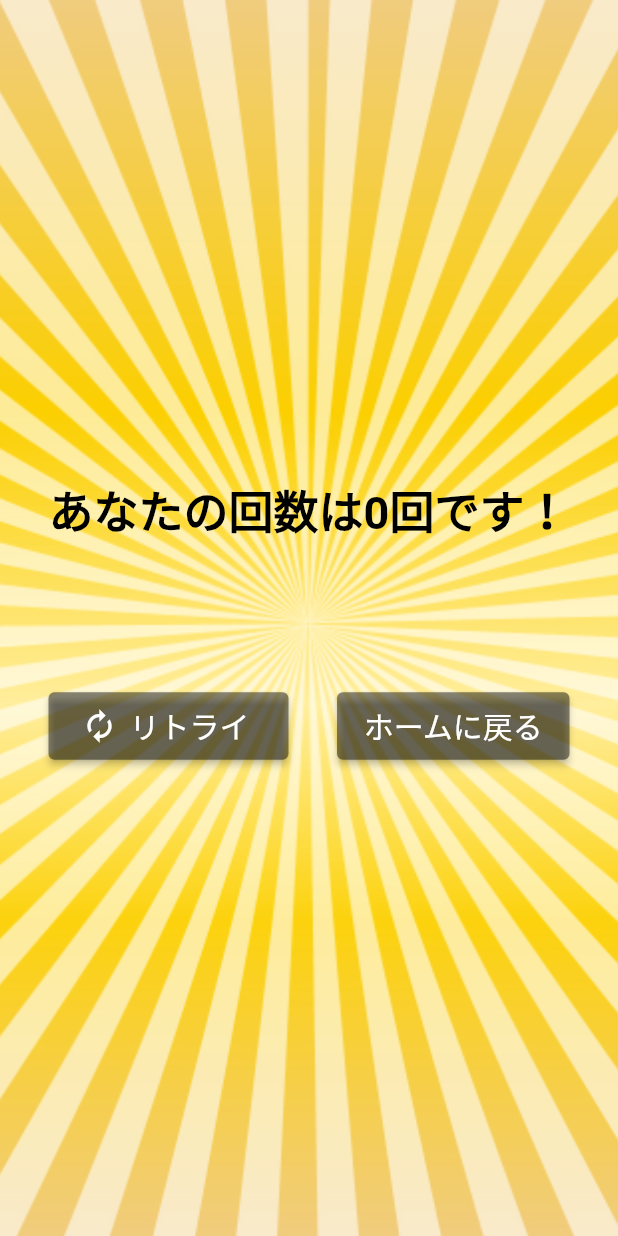
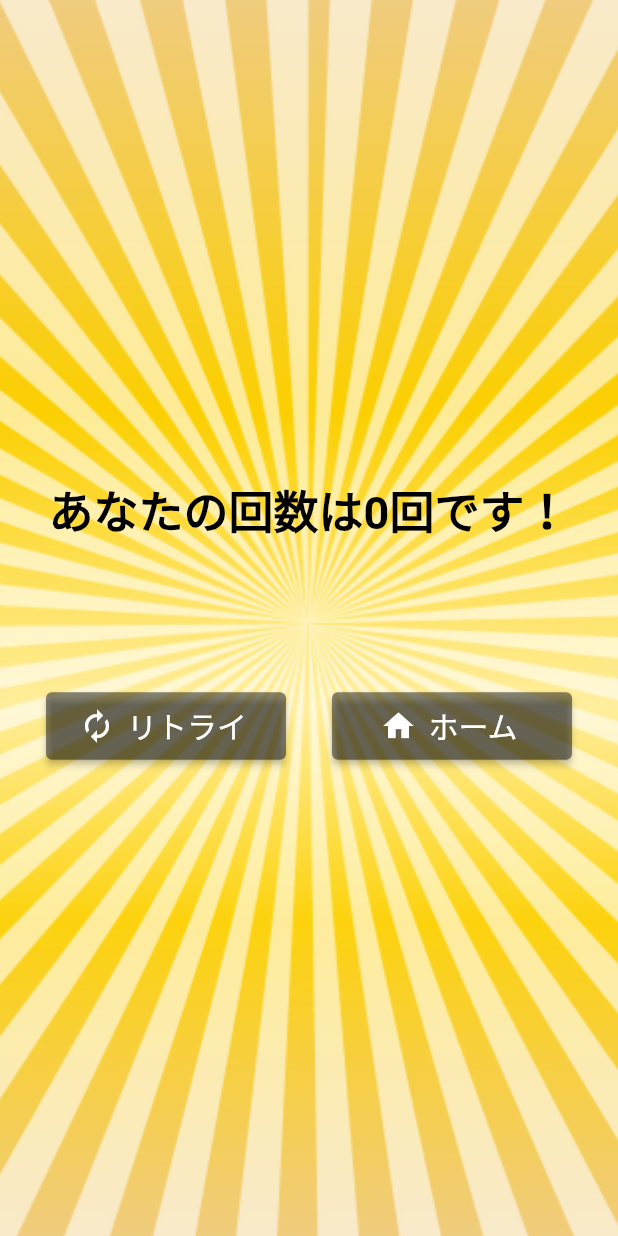
Before and after one commit to mqkotoo/Number-guessing-game, a Flutter app: the ResultPage screen opened directly with empty values, on a phone screen of 412 x 824 dp. Run offline on Flutter 3.47's test engine with Material 2 defaults, Android fonts, the phone set to English and light mode, and no system bars; our stand-ins replace confetti.

Commit message:
code simplify and improve result page

```diff
--- /dev/null
+++ b/lib/constants.dart
@@ -0,0 +1,47 @@
+import 'package:flutter/material.dart';
+
+const homeTitleStyle = TextStyle(
+  backgroundColor: Colors.redAccent,
+  color: Colors.white,
+  fontSize: 40,
+  fontStyle: FontStyle.italic,
+  fontWeight: FontWeight.bold,
+  letterSpacing: 4.0,
+);
+
+const gameHintStyle = TextStyle(
+  fontWeight: FontWeight.bold,
+  fontSize: 18,
+  color: Colors.red,
+);
+
+const gameTextStyle = TextStyle(
+  fontStyle: FontStyle.italic,
+  fontSize: 31,
+  color: Colors.black,
+);
+
+const gameInputText = InputDecoration(
+  labelText: "1〜100までの数値を入力し"
+      "ください。",
+  hintText: '例（58）',
+  fillColor: Colors.black,
+);
+
+const submitTextStyle = TextStyle(
+  color: Colors.white,
+  fontSize: 20,
+);
+
+const resultBackgroundDecoration = BoxDecoration(
+    image: DecorationImage(
+      image: AssetImage('assets/images/result.png'),
+      fit: BoxFit.cover,
+    )
+);
+
+const resultTextStyle = TextStyle(
+  fontWeight: FontWeight.bold,
+  fontSize: 30,
+  color: Colors.black,
+);
--- /dev/null
+++ b/lib/result_button_page.dart
@@ -0,0 +1,39 @@
+
+
+
+import 'package:flutter/material.dart';
+
+class resultPageButton extends StatelessWidget {
+  resultPageButton({required this.onPressed,required this.buttonText,required this.icon});
+
+  final void Function() onPressed;
+  final String buttonText;
+  final IconData icon;
+
+  @override
+  Widget build(BuildContext context) {
+    return SizedBox(
+      width: 160,
+      height: 45,
+      child: ElevatedButton.icon(
+        onPressed: onPressed,
+          //  ボタンを押した時の画面遷移
+          // Navigator.of(context).pushNamedAndRemoveUntil("/game", ModalRoute.withName("/"));
+        icon: Icon(
+          icon,
+          color: Colors.white,
+        ),
+        label: Text(
+          buttonText,
+          style: TextStyle(
+            color: Colors.white,
+            fontSize: 20,
+          ),
+        ),
+        style: ElevatedButton.styleFrom(
+          primary: Colors.black45,
+        ),
+      ),
+    );
+  }
+}
--- a/lib/result_page.dart
+++ b/lib/result_page.dart
@@ -1,6 +1,9 @@
 import 'package:confetti/confetti.dart';
 import 'package:flutter/material.dart';
 import 'package:number_guess_app/main.dart';
+import 'package:number_guess_app/result_button_page.dart';
+
+import 'constants.dart';
 
 class ResultPage extends StatefulWidget {
   ResultPage(this.counter);
@@ -35,15 +38,11 @@ class ResultPageState extends State<ResultPage> {
     return Scaffold(
       body: Container(
         // 背景画像
-        decoration: const BoxDecoration(
-            image: DecorationImage(
-              image: AssetImage('assets/images/result.png'),
-              fit: BoxFit.cover,
-            )
-        ),
-        child: Center(
+        decoration: resultBackgroundDecoration,
         child: Column(
-            mainAxisSize: MainAxisSize.min,
+          children: [
+            Row(
+              mainAxisAlignment: MainAxisAlignment.center,
               children: [
                 // 紙吹雪ここで出してる
                 ConfettiWidget(
@@ -51,74 +50,50 @@ class ResultPageState extends State<ResultPage> {
                   emissionFrequency: 0.5,
                   blastDirectionality: BlastDirectionality.explosive,
                 ),
-
+              ],
+            ),
             // 結果発表
+            Expanded(
+              flex: 8,
+              child: Column(
+                mainAxisAlignment: MainAxisAlignment.center,
+                children: [
                   Padding(
                     padding: const EdgeInsets.only(bottom: 100),
-                child: Text("あなたの回数は$counter回です！",
-                    style: TextStyle(
-                      fontWeight: FontWeight.bold,
-                      fontSize: 30,
-                      color: Colors.black,
-                    ),
+                    child: Text(
+                      "あなたの回数は$counter回です！",
+                      style: resultTextStyle,
                     ),
                   ),
                   Row(
                     mainAxisAlignment: MainAxisAlignment.spaceEvenly,
                     children: [
                       // リトライ
-                  SizedBox(
-                    width: 160,
-                    height: 45,
-                    child: ElevatedButton.icon(
-                      icon: const Icon(
-                        Icons.autorenew,
-                        color: Colors.white,
-                      ),
-                      label: const Text('リトライ',
-                        style: TextStyle(
-                          color: Colors.white,
-                          fontSize: 20,
-                        ),
-                      ),
-                      style: ElevatedButton.styleFrom(
-                        primary: Colors.black45,
-                      ),
+                      resultPageButton(
+                        buttonText: 'リトライ',
+                        icon: Icons.autorenew,
                         onPressed: () {
-                        //  ボタンを押した時の画面遷移
-                        Navigator.of(context).pushNamedAndRemoveUntil("/game", ModalRoute.withName("/"));
+                          // ホームの前までpopして、そこにゲーム画面を差し込む
+                          Navigator.of(context).pushNamedAndRemoveUntil(
+                              "/game", ModalRoute.withName("/"));
                         },
                       ),
-                  ),
                       // ホームに戻るボタン
-                  SizedBox(
-                    width: 155,
-                    height: 45,
-                    child: ElevatedButton(
+                      resultPageButton(
+                        buttonText: 'ホーム',
+                        icon: Icons.home,
                         onPressed: () {
-                        //  ボタンを押した時の画面遷移
-                        // Navigator.of(context).pushReplacementNamed("/home");
-
                           // ホームまで一括でポップする
                           Navigator.of(context).popUntil(ModalRoute.withName("/"));
                         },
-                      child: Text(
-                        "ホームに戻る",
-                        style: TextStyle(
-                          color: Colors.white,
-                          fontSize: 20,
-                        ),
-                      ),
-                      style: ElevatedButton.styleFrom(
-                        primary: Colors.black45, //ボタンの背景色
-                      ),
-                    ),
                       ),
                     ],
                   ),
                 ],
               ),
             ),
+          ],
+        ),
       ),
     );
   }
```
Also changed, not shown: lib/game_answer_brain.dart (added, +50 -0 lines), lib/game_page.dart (+37 -102 lines), lib/main.dart (+17 -66 lines), lib/main_button.dart (added, +37 -0 lines), pubspec.lock. Lines whose indentation alone changed are shown as unchanged.
